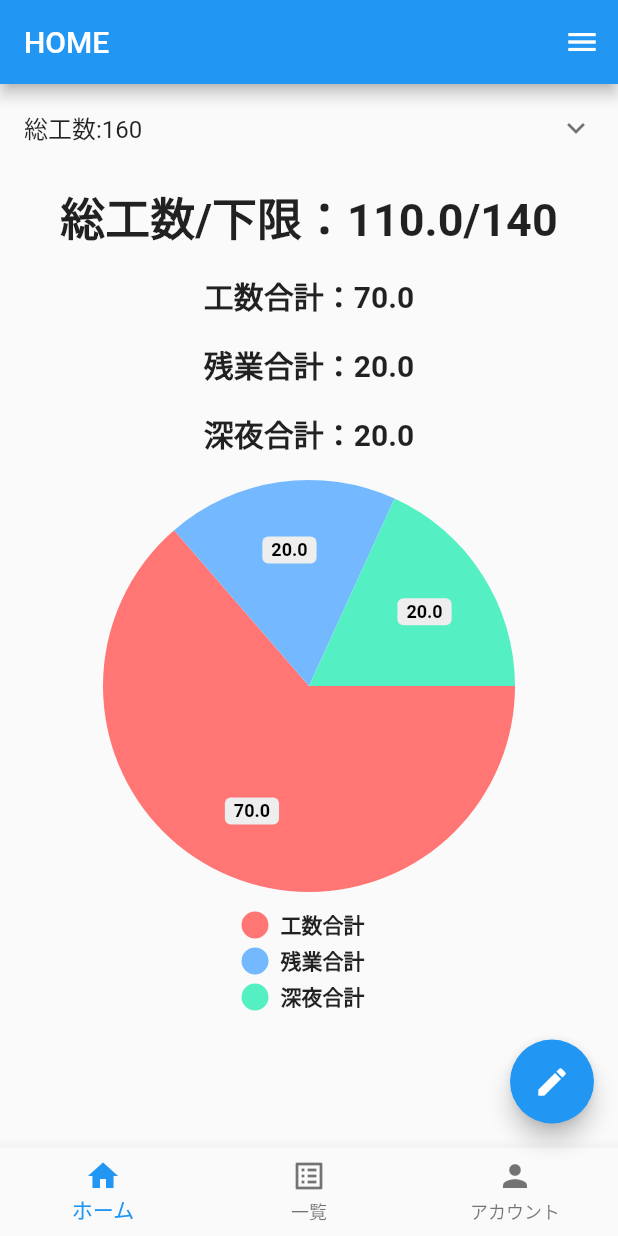
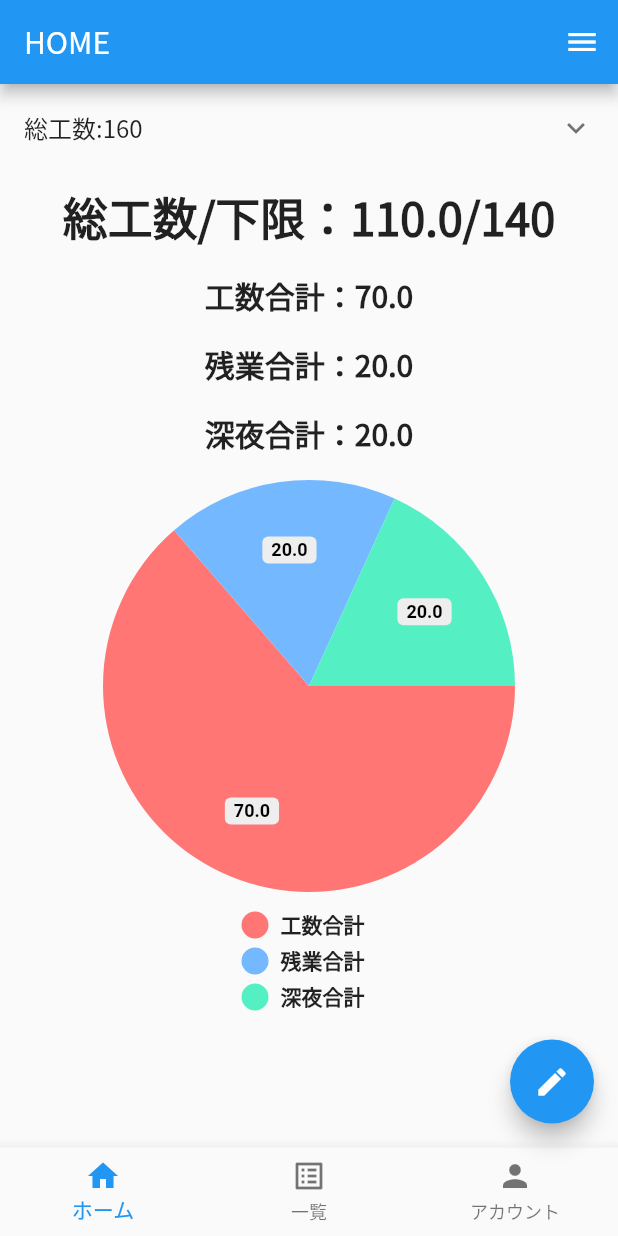
Before and after one commit to arashidani/diary_report_sample, a Flutter app: the screen it shows after launch, on a phone screen of 412 x 824 dp. Run offline on Flutter 3.47's test engine with Material 2 defaults, Android fonts, the phone set to English and light mode, and no system bars; drawn by our look-alikes of pie_chart; our stand-ins replace cloud_firestore, firebase_core, flutter_riverpod, freezed_annotation, go_router, google_fonts; accounts and stored records are empty.

Commit message:
フォントをNotoSansJPに変更

```diff
--- a/lib/app.dart
+++ b/lib/app.dart
@@ -2,6 +2,7 @@ import 'package:diary_report_sample/features/app/home_view.dart';
 import 'package:diary_report_sample/features/app/table_view.dart';
 import 'package:diary_report_sample/router/router.dart';
 import 'package:flutter/material.dart';
+import 'package:google_fonts/google_fonts.dart';
 
 import 'features/app/side_drawer.dart';
 
@@ -38,6 +39,9 @@ class _AppState extends State<AppState> {
         // themeMode: themeMode,
         debugShowCheckedModeBanner: false,
         onGenerateRoute: RouteGenerator.generateRoute,
+        theme: ThemeData(
+          textTheme: GoogleFonts.notoSansJpTextTheme(),
+        ),
         home: Scaffold(
           appBar: AppBar(title: const Text('HOME')),
           body: pages[_selectedIndex],
```
